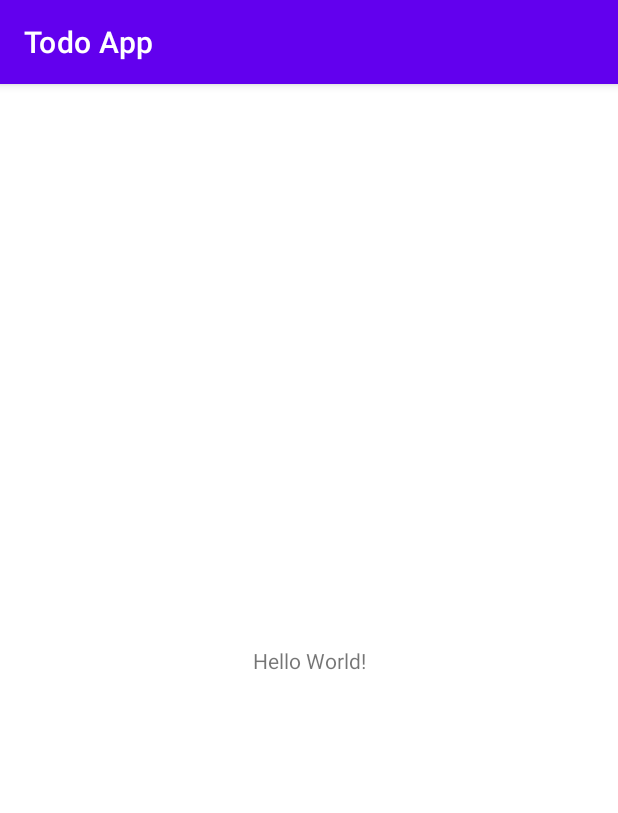
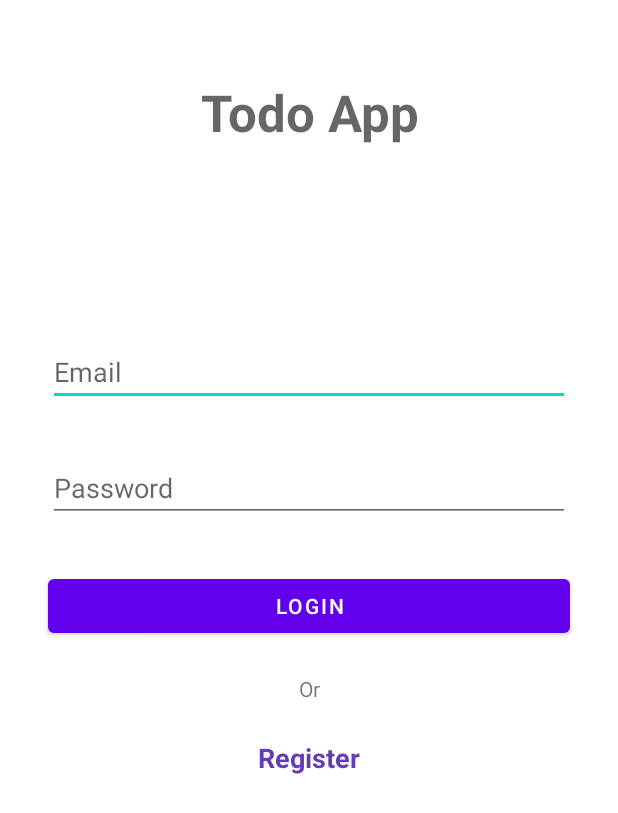
Before and after one commit to Sok4h/Todo_App, an Android app: the screen it shows after launch (MainActivity), on a phone screen of 412 x 824 dp. Shown: the top 813 px of the screen. Run offline under Robolectric (Android 15) with nearby library versions, the phone set to English and light mode, and no system bars.

Commit message:
login screen

```diff
--- a/app/src/main/res/layout/activity_main.xml
+++ b/app/src/main/res/layout/activity_main.xml
@@ -7,12 +7,85 @@
     tools:context=".MainActivity">
 
     <TextView
+        android:id="@+id/title"
         android:layout_width="wrap_content"
         android:layout_height="wrap_content"
-        android:text="Hello World!"
-        app:layout_constraintBottom_toBottomOf="parent"
-        app:layout_constraintLeft_toLeftOf="parent"
-        app:layout_constraintRight_toRightOf="parent"
+        android:layout_marginStart="24dp"
+        android:layout_marginTop="52dp"
+        android:layout_marginEnd="24dp"
+        android:text="Todo App"
+        android:textAlignment="center"
+        android:textAppearance="@style/TextAppearance.AppCompat.Display1"
+        android:textStyle="bold"
+        app:layout_constraintEnd_toEndOf="parent"
+        app:layout_constraintStart_toStartOf="parent"
         app:layout_constraintTop_toTopOf="parent" />
 
+    <EditText
+        android:id="@+id/emailLogin"
+        android:layout_width="0dp"
+        android:layout_height="wrap_content"
+        android:layout_marginStart="32dp"
+        android:layout_marginTop="128dp"
+        android:layout_marginEnd="32dp"
+        android:ems="10"
+        android:hint="Email"
+        android:inputType="textEmailAddress"
+        app:layout_constraintEnd_toEndOf="parent"
+        app:layout_constraintHorizontal_bias="0.0"
+        app:layout_constraintStart_toStartOf="parent"
+        app:layout_constraintTop_toBottomOf="@+id/title" />
+
+    <EditText
+        android:id="@+id/editTextTextPassword"
+        android:layout_width="0dp"
+        android:layout_height="wrap_content"
+        android:layout_marginStart="32dp"
+        android:layout_marginTop="32dp"
+        android:layout_marginEnd="32dp"
+        android:ems="10"
+        android:hint="Password"
+        android:inputType="textPassword"
+        app:layout_constraintEnd_toEndOf="parent"
+        app:layout_constraintStart_toStartOf="parent"
+        app:layout_constraintTop_toBottomOf="@+id/emailLogin" />
+
+    <Button
+        android:id="@+id/button"
+        android:layout_width="0dp"
+        android:layout_height="wrap_content"
+        android:layout_marginStart="32dp"
+        android:layout_marginTop="32dp"
+        android:layout_marginEnd="32dp"
+        android:text="Login"
+        app:layout_constraintEnd_toEndOf="parent"
+        app:layout_constraintStart_toStartOf="parent"
+        app:layout_constraintTop_toBottomOf="@+id/editTextTextPassword" />
+
+    <TextView
+        android:id="@+id/textView2"
+        android:layout_width="wrap_content"
+        android:layout_height="wrap_content"
+        android:layout_marginStart="32dp"
+        android:layout_marginTop="21dp"
+        android:layout_marginEnd="32dp"
+        android:text="Or"
+        app:layout_constraintEnd_toEndOf="parent"
+        app:layout_constraintStart_toStartOf="parent"
+        app:layout_constraintTop_toBottomOf="@+id/button" />
+
+    <TextView
+        android:id="@+id/textView3"
+        android:layout_width="wrap_content"
+        android:layout_height="wrap_content"
+        android:layout_marginStart="32dp"
+        android:layout_marginTop="24dp"
+        android:layout_marginEnd="32dp"
+        android:text="Register"
+        android:textColor="#673AB7"
+        android:textSize="18sp"
+        android:textStyle="bold"
+        app:layout_constraintEnd_toEndOf="parent"
+        app:layout_constraintStart_toStartOf="parent"
+        app:layout_constraintTop_toBottomOf="@+id/textView2" />
 </androidx.constraintlayout.widget.ConstraintLayout>
--- a/app/src/main/res/values/themes.xml
+++ b/app/src/main/res/values/themes.xml
@@ -1,6 +1,6 @@
 <resources xmlns:tools="http://schemas.android.com/tools">
     <!-- Base application theme. -->
-    <style name="Theme.TodoApp" parent="Theme.MaterialComponents.DayNight.DarkActionBar">
+    <style name="Theme.TodoApp" parent="Theme.MaterialComponents.DayNight.NoActionBar">
         <!-- Primary brand color. -->
         <item name="colorPrimary">@color/purple_500</item>
         <item name="colorPrimaryVariant">@color/purple_700</item>
```
